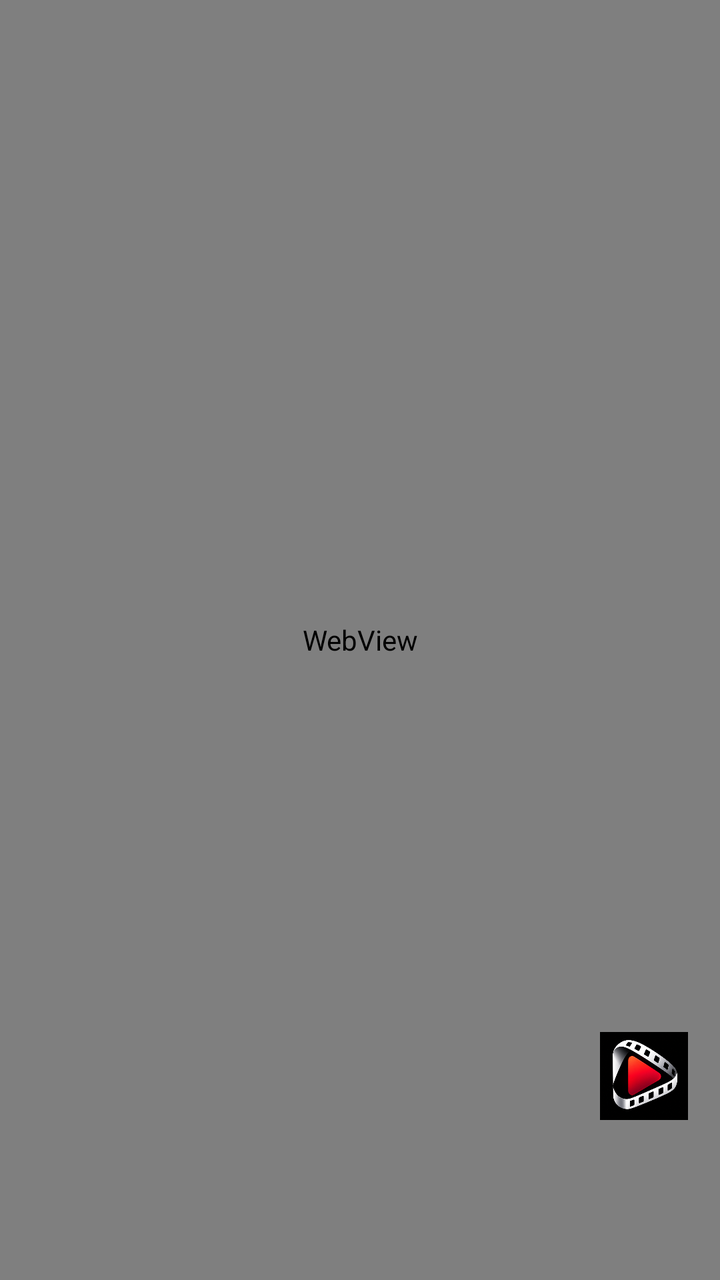
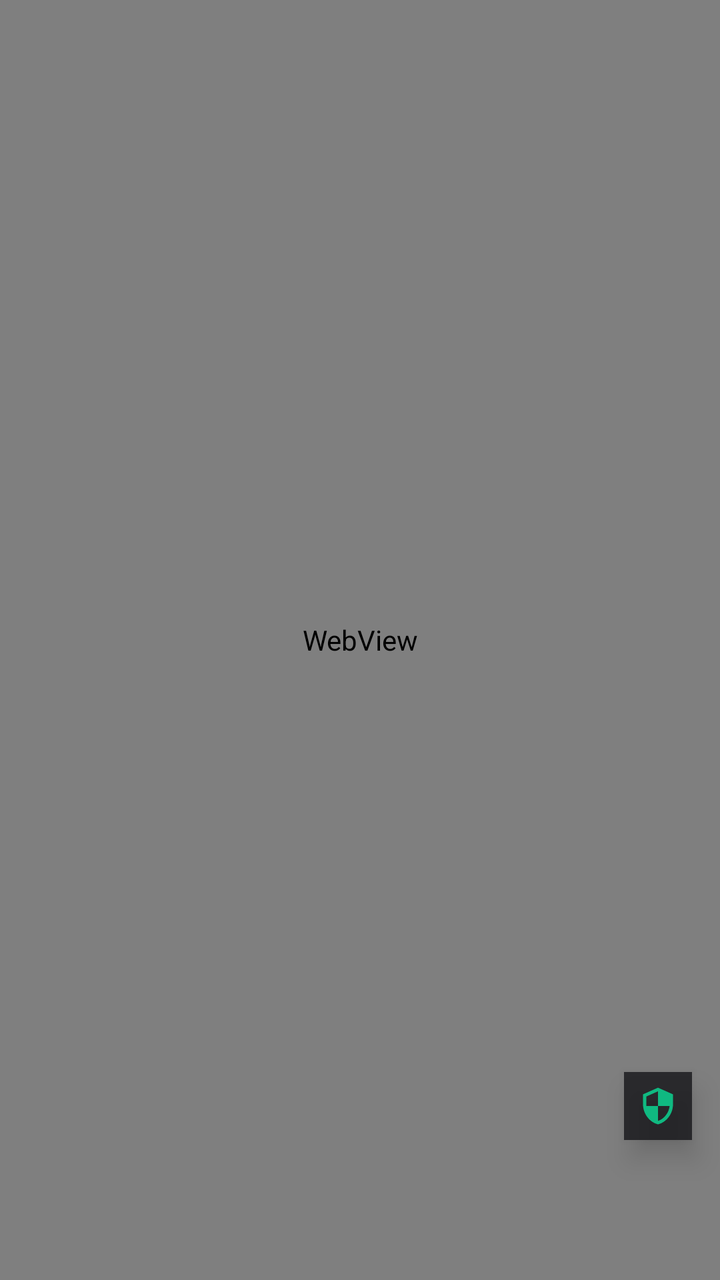

Compare the two renders of this Android layout. The source of the first and the diff that turns it into the second are given below.
<!-- AndroidManifest.xml: application theme Theme.AppCompat.NoActionBar -->
<!-- res/layout/activity_main.xml -->
<?xml version="1.0" encoding="utf-8"?>

<RelativeLayout xmlns:android="http://schemas.android.com/apk/res/android"
    android:id="@+id/root_layout"
    android:layout_width="match_parent"
    android:layout_height="match_parent"
    android:background="#0f0f12">

    
    <WebView
        android:id="@+id/webview"
        android:layout_width="match_parent"
        android:layout_height="match_parent" />

    
    <FrameLayout
        android:id="@+id/custom_view_container"
        android:layout_width="match_parent"
        android:layout_height="match_parent"
        android:background="#000000"
        android:visibility="gone" />

    
    <FrameLayout
        android:id="@+id/fab_shield"
        android:layout_width="44dp"
        android:layout_height="44dp"
        android:layout_alignParentEnd="true"
        android:layout_alignParentBottom="true"
        android:layout_marginEnd="16dp"
        android:layout_marginBottom="80dp"
        android:background="@drawable/ic_launcher"
        android:elevation="10dp"
        android:clickable="true"
        android:focusable="true" />

</RelativeLayout>
<!-- resources referenced by this layout -->
<resources>
  <!-- drawable ic_launcher: png bitmap (drawable, 282595 bytes) -->
</resources>

<!-- the commit's change to res/layout/activity_main.xml (unified diff, before → after) -->
@@ -4,7 +4,7 @@
     android:id="@+id/root_layout"
     android:layout_width="match_parent"
     android:layout_height="match_parent"
-    android:background="#0f0f12">
+    android:background="#000000">
 
     
     <WebView
@@ -21,16 +21,18 @@
         android:visibility="gone" />
 
     
-    <FrameLayout
+    <ImageView
         android:id="@+id/fab_shield"
-        android:layout_width="44dp"
-        android:layout_height="44dp"
+        android:layout_width="34dp"
+        android:layout_height="34dp"
         android:layout_alignParentEnd="true"
         android:layout_alignParentBottom="true"
-        android:layout_marginEnd="16dp"
-        android:layout_marginBottom="80dp"
-        android:background="@drawable/ic_launcher"
-        android:elevation="10dp"
+        android:layout_marginEnd="14dp"
+        android:layout_marginBottom="70dp"
+        android:background="#cc16161a"
+        android:src="@drawable/ic_shield"
+        android:padding="7dp"
+        android:elevation="8dp"
         android:clickable="true"
         android:focusable="true" />
 
<!-- resource entries referenced after the edit -->
@@ -1,5 +1,15 @@
 <!-- resources referenced by this layout -->
 <resources>
-  <!-- drawable ic_launcher: png bitmap (drawable, 282595 bytes) -->
+  <!-- drawable ic_shield (drawable) -->
+  <?xml version="1.0" encoding="utf-8"?>
+  <vector xmlns:android="http://schemas.android.com/apk/res/android"
+      android:width="24dp"
+      android:height="24dp"
+      android:viewportWidth="24"
+      android:viewportHeight="24">
+      <path
+          android:fillColor="#10b981"
+          android:pathData="M12,1L3,5v6c0,5.55 3.84,10.74 9,12 5.16,-1.26 9,-6.45 9,-12V5l-9,-4zM12,11.99h7c-0.53,4.12 -3.28,7.79 -7,8.94V12H5V6.3l7,-3.11v8.8z"/>
+  </vector>
 </resources>
 
